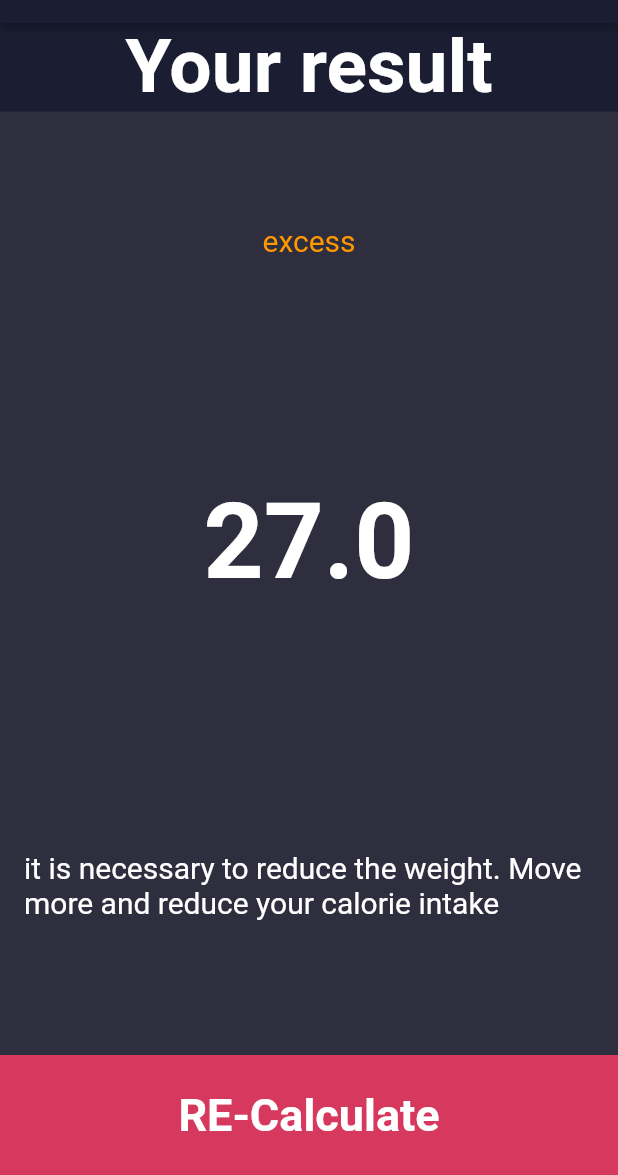
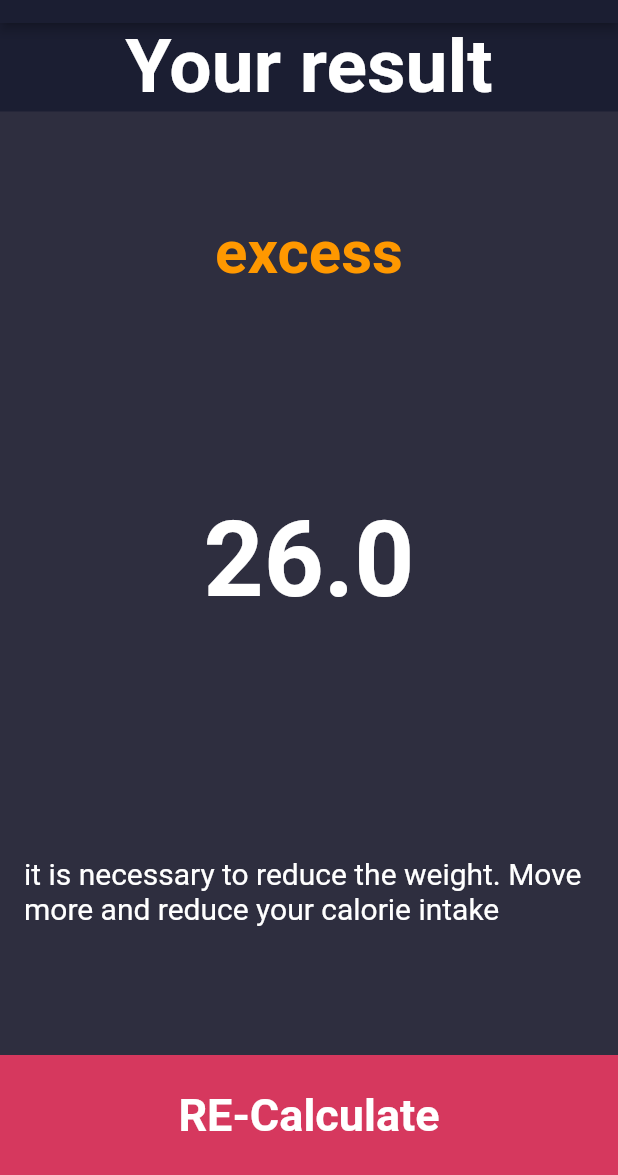
Before and after one commit to Eganin/BMICalculator, a Flutter app: the screen it shows after launch, after a tap on "Calculate", on a phone screen of 412 x 824 dp, the part 61-1236 px from its top. Run offline on Flutter 3.47's test engine with Material 2 defaults, Android fonts, the phone set to English and light mode, and no system bars; our stand-ins replace font_awesome_flutter.

Commit message:
refactoring ui

```diff
--- a/lib/main.dart
+++ b/lib/main.dart
@@ -66,8 +66,3 @@ class MyApp extends StatelessWidget {
     );
   }
 }
-
-enum Gender {
-  male,
-  female,
-}
--- a/lib/ui/pages/home.dart
+++ b/lib/ui/pages/home.dart
@@ -4,7 +4,6 @@ import 'package:bmi_calc/ui/widgets/reusable_card.dart';
 import 'package:bmi_calc/ui/widgets/slider.dart';
 import 'package:flutter/material.dart';
 import 'package:font_awesome_flutter/font_awesome_flutter.dart';
-import '../../main.dart';
 
 class HomePage extends StatefulWidget {
   const HomePage({Key? key}) : super(key: key);
@@ -25,7 +24,10 @@ class _HomePageState extends State<HomePage> {
     return Scaffold(
       appBar: AppBar(
         elevation: 3,
-        title: const Text('BMI Calculator'),
+        title: Text(
+          'BMI Calculator',
+          style: Theme.of(context).textTheme.headline2!.copyWith(color: Colors.white),
+        ),
         centerTitle: true,
       ),
       body: Column(
@@ -130,7 +132,8 @@ class _HomePageState extends State<HomePage> {
           GestureDetector(
             onTap: () {
               final heightSquared = slider.initialValue / 100;
-              final result = weightCategory.weightCounter / (heightSquared * heightSquared);
+              final result = weightCategory.weightCounter /
+                  (heightSquared * heightSquared);
               Navigator.pushNamed(context, '/result', arguments: result);
             },
             child: Container(
@@ -153,3 +156,8 @@ class _HomePageState extends State<HomePage> {
     );
   }
 }
+
+enum Gender {
+  male,
+  female,
+}
--- a/lib/ui/pages/result_page.dart
+++ b/lib/ui/pages/result_page.dart
@@ -1,4 +1,5 @@
 import 'package:bmi_calc/ui/utils/constrained.dart';
+import 'package:bmi_calc/ui/widgets/submited_button.dart';
 import 'package:flutter/material.dart';
 
 class ResultPage extends StatelessWidget {
@@ -37,7 +38,7 @@ class ResultPage extends StatelessWidget {
                     textRes,
                     style: Theme.of(context)
                         .textTheme
-                        .headline3!
+                        .headline1!
                         .copyWith(color: colorRes),
                   ),
                   Text(
@@ -62,20 +63,7 @@ class ResultPage extends StatelessWidget {
             onTap: () {
               Navigator.pushNamed(context, '/');
             },
-            child: Container(
-              color: kBottomBanner,
-              height: hContainerSubmited,
-              width: double.infinity,
-              child: Center(
-                child: Text(
-                  'RE-Calculate',
-                  style: Theme.of(context)
-                      .textTheme
-                      .headline1!
-                      .copyWith(fontSize: 30.0),
-                ),
-              ),
-            ),
+            child: const SubmitedButton(text: 'RE-Calculate'),
           ),
         ],
       ),
--- a/lib/ui/widgets/button_action.dart
+++ b/lib/ui/widgets/button_action.dart
@@ -1,5 +1,4 @@
 import 'package:flutter/material.dart';
-import 'package:font_awesome_flutter/font_awesome_flutter.dart';
 
 class ButtonAction extends StatelessWidget {
 
@@ -10,19 +9,13 @@ class ButtonAction extends StatelessWidget {
 
   @override
   Widget build(BuildContext context) {
-    return InkWell(
-      customBorder: const CircleBorder(),
-      child: Container(
-        padding: const EdgeInsets.all(6.0),
-        decoration: const BoxDecoration(
-          color: Colors.black26,
-          shape: BoxShape.circle,
-        ),
-        child: IconButton(
-          onPressed: onTap,
-          icon: icon,
-        ),
-      ),
+    return RawMaterialButton(
+      shape: const CircleBorder(),
+      onPressed: onTap,
+      constraints:const BoxConstraints.tightFor(width: 56.0,height: 56.0),
+      elevation: 10,
+      fillColor: Colors.black12,
+      child: icon,
     );
   }
 }
--- /dev/null
+++ b/lib/ui/widgets/submited_button.dart
@@ -0,0 +1,27 @@
+import 'package:bmi_calc/ui/utils/constrained.dart';
+import 'package:flutter/material.dart';
+
+class SubmitedButton extends StatelessWidget {
+  final String text;
+
+  const SubmitedButton({
+    required this.text,
+    Key? key,
+  }) : super(key: key);
+
+  @override
+  Widget build(BuildContext context) {
+    return Container(
+      color: kBottomBanner,
+      height: hContainerSubmited,
+      width: double.infinity,
+      child: Center(
+        child: Text(
+          text,
+          style:
+              Theme.of(context).textTheme.headline1!.copyWith(fontSize: 30.0),
+        ),
+      ),
+    );
+  }
+}
```
